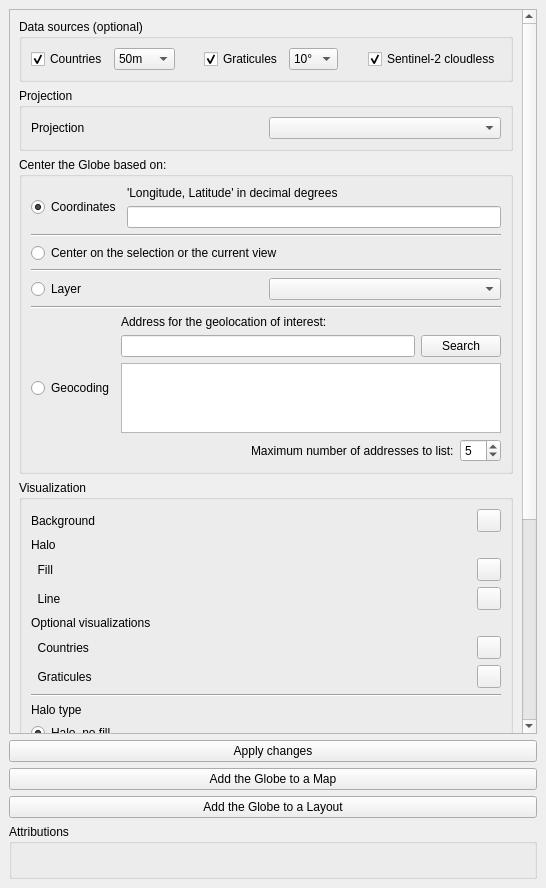
majaes/Map2Globe, file GlobeBuilder/resources/ui/globe_builder_dockwidget_base.ui: the form before one commit.
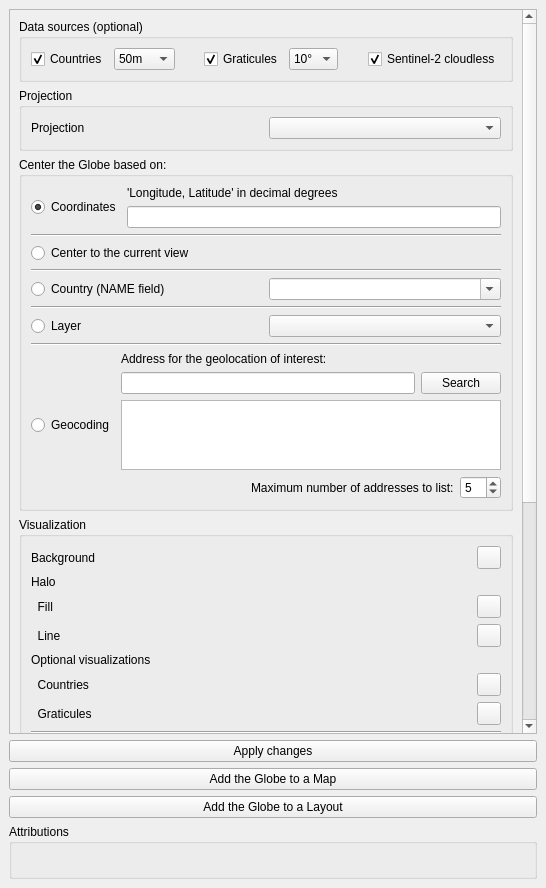
The form after the commit. Custom widgets are drawn as their Qt base class.

Commit message: Center the globe by country name (searchable NAME list); keep 'current view' option unchanged (v0.7.4)

```diff
--- a/GlobeBuilder/resources/ui/globe_builder_dockwidget_base.ui
+++ b/GlobeBuilder/resources/ui/globe_builder_dockwidget_base.ui
@@ -235,13 +235,35 @@
                <item>
                 <widget class="QRadioButton" name="radioButtonCenter">
                  <property name="text">
-                  <string>Center on the selection or the current view</string>
+                  <string>Center to the current view</string>
                  </property>
-                 <property name="toolTip">
-                  <string>Select a feature in any layer (on the map or in its attribute table, e.g. a country in the NAME column) and the globe is centered on it. Without a selection, the centre of the current view is used.</string>
+                </widget>
+               </item>
+               <item>
+                <widget class="Line" name="line_name">
+                 <property name="orientation">
+                  <enum>Qt::Horizontal</enum>
                  </property>
                 </widget>
                </item>
+               <item>
+                <layout class="QHBoxLayout" name="horizontalLayout_name">
+                 <item>
+                  <widget class="QRadioButton" name="radioButtonName">
+                   <property name="text">
+                    <string>Country (NAME field)</string>
+                   </property>
+                  </widget>
+                 </item>
+                 <item>
+                  <widget class="QComboBox" name="comboBoxNames">
+                   <property name="editable">
+                    <bool>true</bool>
+                   </property>
+                  </widget>
+                 </item>
+                </layout>
+               </item>
                <item>
                 <widget class="Line" name="line_4">
                  <property name="orientation">
```
The commit also changes 7 other files.
